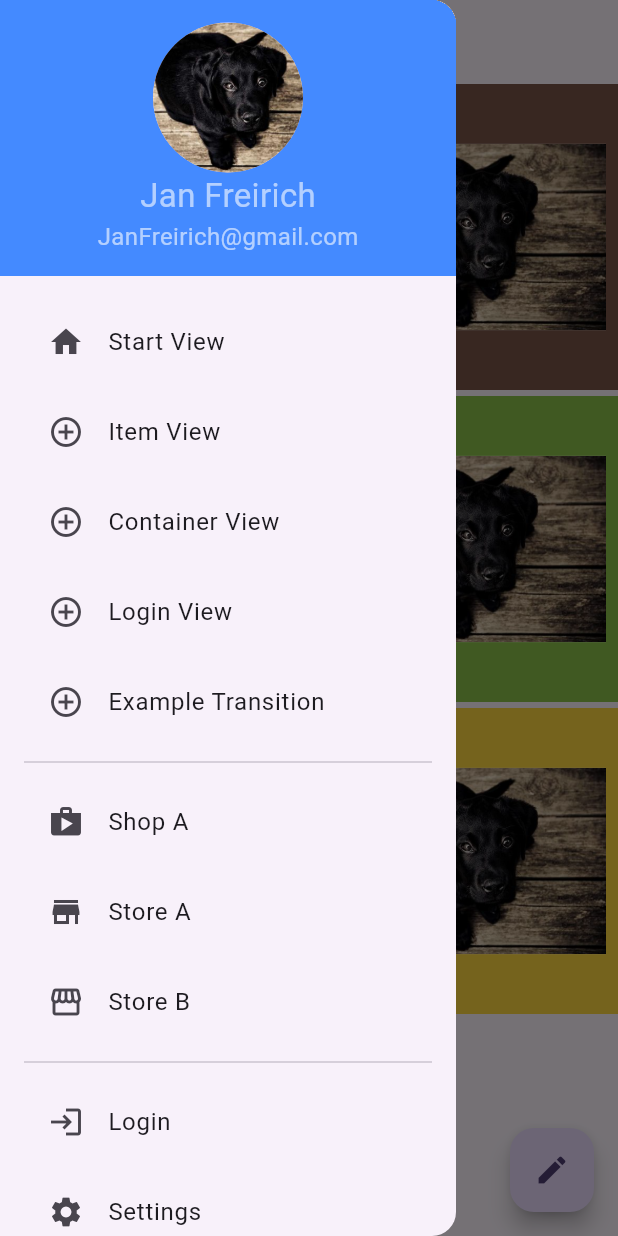
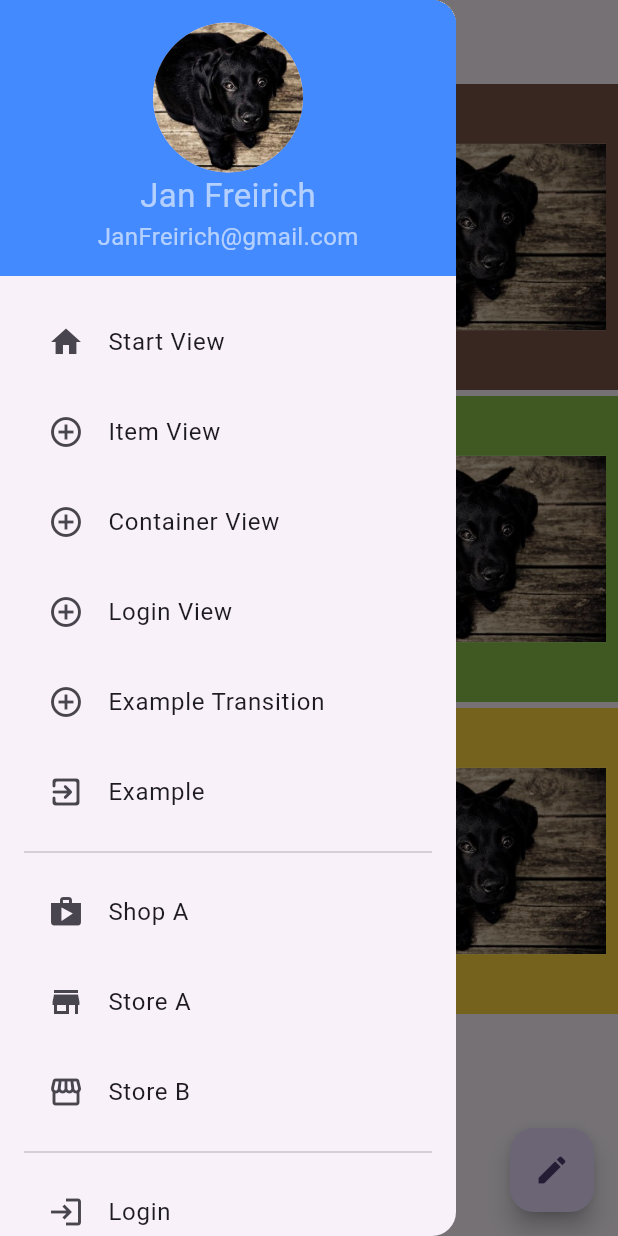
Before and after one commit to ftwr42/where_is_it_frontend, a Flutter app: the screen it shows after launch, in the side drawer, after a tap on the "menu" icon, on a phone screen of 412 x 824 dp. Run offline on Flutter 3.47's test engine with Material 3 defaults, Android fonts, the phone set to English and light mode, and no system bars; our stand-ins replace hive; accounts and stored records are empty.

Commit message:
alot of stiuff

```diff
--- /dev/null
+++ b/lib/assets/styles/text.dart
@@ -0,0 +1,19 @@
+import 'package:flutter/material.dart';
+
+class WiiTextStyles {
+  static header1Style() {
+    return const TextStyle(
+        color: Color(0x181849D8),
+        fontSize: 32,
+        fontStyle: FontStyle.normal,
+        fontFamily: 'Roboto');
+  }
+
+  static credentials_name_style() {
+    return const TextStyle(fontSize: 22, color: Colors.white60);
+  }
+
+  static credentials_email_style() {
+    return const TextStyle(fontSize: 16, color: Colors.white60);
+  }
+}
--- a/lib/drawer/drawer.dart
+++ b/lib/drawer/drawer.dart
@@ -1,15 +1,15 @@
 import 'package:flutter/material.dart';
-import 'package:where_is_it/navigation/routing.dart';
+import 'package:where_is_it/assets/styles/text.dart';
+
+import '../routing/routing.dart';
 
 class WiiDrawer extends StatefulWidget {
   final List credentialList = [
     {
       'text': "Jan Freirich",
-      'style': const TextStyle(fontSize: 22, color: Colors.white60)
     },
     {
       'text': "JanFreirich@gmail.com",
-      'style': const TextStyle(fontSize: 16, color: Colors.white60)
     },
   ];
 
@@ -38,6 +38,11 @@ class WiiDrawer extends StatefulWidget {
       'leading': Icon(Icons.add_circle_outline),
       'title': "Example Transition",
       'route': Routing.EXAMPLETRANSITION
+    },
+    {
+      'leading': Icon(Icons.exit_to_app_rounded),
+      'title': "Example",
+      'route': Routing.CURRENTEXAMPLE
     },
   ];
 
@@ -96,8 +101,10 @@ class _WiiDrawerState extends State<WiiDrawer> {
             backgroundImage: AssetImage('assets/images/237-536x354.jpg'),
             radius: 50,
           ),
-          credentialText(widget.credentialList[0]),
-          credentialText(widget.credentialList[1]),
+          credentialText(
+              widget.credentialList[0], WiiTextStyles.credentials_name_style()),
+          credentialText(widget.credentialList[1],
+              WiiTextStyles.credentials_email_style()),
         ],
       ),
     );
@@ -114,6 +121,7 @@ class _WiiDrawerState extends State<WiiDrawer> {
           drawerItem(widget.menuList[2]),
           drawerItem(widget.menuList[3]),
           drawerItem(widget.menuList[4]),
+          drawerItem(widget.menuList[5]),
           Divider(),
           drawerItem(widget.shopList[0]),
           drawerItem(widget.shopList[1]),
@@ -134,8 +142,8 @@ class _WiiDrawerState extends State<WiiDrawer> {
         },
       );
 
-  Widget credentialText(Map<String, dynamic> item) => Text(
+  Widget credentialText(Map<String, dynamic> item, TextStyle textStyle) => Text(
         item['text'],
-        style: item['style'],
+        style: textStyle,
       );
 }
--- a/lib/elementsgrid/elements_grid.dart
+++ b/lib/explorer_start/elements_grid.dart
@@ -1,4 +1,6 @@
 import 'package:flutter/material.dart';
+
+import '../routing/routing.dart';
 
 List<Map<String, dynamic>> elements = [
   {
@@ -54,7 +56,18 @@ class ElementsGrid extends StatelessWidget {
         SliverChildBuilderDelegate((BuildContext context, int index) {
       var element = elements[index];
 
-      return Container(
+      return GestureDetector(
+        onLongPress: () {
+          var navigateTo = Routing.navigateTo(
+              context, Routing.ITEMVIEW, Routing.DIRECTION_TOP);
+          Navigator.push(context, navigateTo);
+        },
+        onTap: () {
+          var navigateTo = Routing.navigateTo(
+              context, Routing.EXPLORER_NEXT, Routing.DIRECTION_RIGHT);
+          Navigator.push(context, navigateTo);
+        },
+        child: Container(
           color: element['color'],
           width: 50,
           height: 50,
@@ -62,10 +75,6 @@ class ElementsGrid extends StatelessWidget {
               child: Padding(
             padding: const EdgeInsets.all(8.0),
             child: Expanded(
-            child: GestureDetector(
-              onTap: () {},
-              child: Hero(
-                tag: "dr",
               child: Container(
                   color: Colors.white,
                   child: Image(
@@ -74,9 +83,8 @@ class ElementsGrid extends StatelessWidget {
                   // child: Image.asset("resources/cupboard_default.png")
                   ),
             ),
+          )),
         ),
-          ),
-        )),
       );
     }, childCount: elements.length);
 
--- a/lib/elementsgrid/elements_view.dart
+++ b/lib/explorer_start/elements_view.dart
@@ -7,8 +7,10 @@ class ElementsView extends StatelessWidget {
 
   @override
   Widget build(BuildContext context) {
-    return CustomScrollView(
+    return const CustomScrollView(
       slivers: [
+        //SliverList.separated(itemBuilder: itemBuilder, separatorBuilder: separatorBuilder)
+        //SliverToBoxAdapter(child: HistoryNavigator(),),
         ElementsGrid(),
       ],
     );
--- a/lib/main.dart
+++ b/lib/main.dart
@@ -1,5 +1,5 @@
 import 'package:flutter/material.dart';
-import 'package:where_is_it/navigation/routing.dart';
+import 'package:where_is_it/routing/routing.dart';
 import 'package:where_is_it/startview/start_view.dart';
 
 void main() {
--- a/lib/navigation/routing.dart
+++ b/lib/routing/routing.dart
@@ -2,8 +2,9 @@ import 'package:flutter/material.dart';
 import 'package:where_is_it/loginview/login_view.dart';
 import 'package:where_is_it/startview/start_view.dart';
 
-import '../elementviews/containerview/containerview.dart';
-import '../elementviews/itemview/itemview.dart';
+import '../example/current_example.dart';
+import '../explorer_elements/containerview/containerview.dart';
+import '../explorer_elements/itemview/itemview.dart';
 import 'transition/transition_example.dart';
 
 class Routing {
@@ -13,7 +14,12 @@ class Routing {
   static const String STARTVIEW = "startview";
   static const String LOGINVIEW = "loginview";
   static const String EXAMPLETRANSITION = "exampletransition";
+  static const String CURRENTEXAMPLE = "currentexample";
+  static const String CURRENTEXAMPLE2 = "currentexample2";
+  static const String EXPLORER_NEXT = "explorer_next";
+  static const String EXPLORER = "explorer_next";
 
+  static const String DIRECTION_NONE = "none";
   static const String DIRECTION_TOP = "direction_top";
   static const String DIRECTION_BOT = "direction_bot";
   static const String DIRECTION_LEFT = "direction_left";
@@ -26,16 +32,10 @@ class Routing {
       CONTAINERVIEW: (context) => const ContainerView(),
       LOGINVIEW: (context) => const LoginView(),
       EXAMPLETRANSITION: (context) => const TransitionExample(),
-      // SEARCH_FIELD: (context) => const SearchFieldView(),
-      // FAB: (context) => const FabView(),
-      // LOGIN: (context) => const LoginView(),
-      // SIMPLE_GET_REQUEST: (context) => const SimpleGetRequestView(),
-      // SLIDER_DRAWER: (context) => const DrawerView(),
-      // SLIDER_DRAWER_TEST: (context) => const SliverDrawerTestView(),
-      // SAMIRA: (context) => const SamiraExample(),
-      // FIRST_ANIMATION: (context) => const FirstAnimation(),
-      // HERO_SECOND_VIEW: (context) => const HeroSecondView(),
-      // TRANSITIONS: (context) => const TransitionsView(),
+      CURRENTEXAMPLE: (context) => FirstScreen(),
+      CURRENTEXAMPLE2: (context) => SecondScreen(),
+      EXPLORER: (context) => SecondScreen(),
+      EXPLORER_NEXT: (context) => SecondScreen(),
     };
   }
 
@@ -127,24 +127,10 @@ class Routing {
           };
         }
         break;
+      case DIRECTION_NONE:
       default:
         {
-          transition = (context, animation, secondaryAnimation, child) {
-            const begin = Offset(0.0, 1.0);
-            const end = Offset.zero;
-            const curve = Curves.ease;
-
-            final tween = Tween(begin: begin, end: end);
-            final curvedAnimation = CurvedAnimation(
-              parent: animation,
-              curve: curve,
-            );
-
-            return SlideTransition(
-              position: tween.animate(curvedAnimation),
-              child: child,
-            );
-          };
+          transition = null;
         }
         break;
     }
--- a/lib/startview/start_view.dart
+++ b/lib/startview/start_view.dart
@@ -1,8 +1,9 @@
 import 'package:flutter/material.dart';
 import 'package:where_is_it/appbar/search_appbar.dart';
 import 'package:where_is_it/drawer/drawer.dart';
-import 'package:where_is_it/elementsgrid/elements_view.dart';
 import 'package:where_is_it/fab/fab.dart';
+
+import '../explorer_start/elements_view.dart';
 
 class StartView extends StatelessWidget {
   const StartView({super.key});
```
Also changed, not shown: lib/example/current_example.dart (added, +86 -0 lines), lib/explorer_elements/containerview/containerview.dart (renamed from lib/elementviews/itemview/itemview.dart, +15 -14 lines), lib/explorer_elements/itemview/itemview.dart (renamed from lib/elementviews/containerview/containerview.dart, +31 -3 lines), lib/explorer_next/explorer_next_view.dart (added, +17 -0 lines), lib/history_navigator/history_navigator.dart (added, +50 -0 lines), lib/explorer_start/model.dart (renamed from lib/elementsgrid/model.dart), lib/routing/transition/simple_transitions.dart (renamed from lib/navigation/transition/simple_transitions.dart), lib/routing/transition/transition_example.dart (renamed from lib/navigation/transition/transition_example.dart), pubspec.lock, 2 other files. Lines whose indentation alone changed are shown as unchanged.
